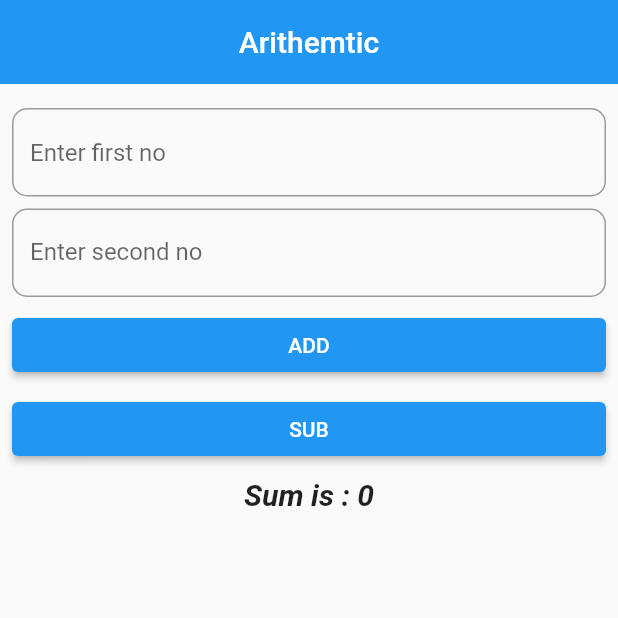
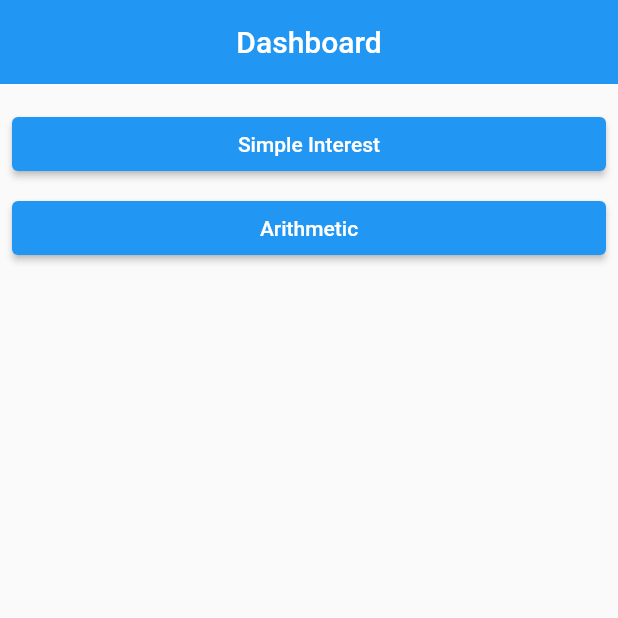
Before and after one commit to kiranrana8973/batch_30a, a Flutter app: the screen it shows after launch, on a phone screen of 412 x 824 dp, the top half of it. Run offline on Flutter 3.47's test engine with Material 2 defaults, Android fonts, the phone set to English and light mode, and no system bars.

Commit message:
Added dashboard

```diff
--- a/lib/app.dart
+++ b/lib/app.dart
@@ -1,4 +1,4 @@
-import 'package:batch_30a/view/arithemtic_view.dart';
+import 'package:batch_30a/view/dashboard.dart';
 import 'package:flutter/material.dart';
 
 class App extends StatelessWidget {
@@ -8,7 +8,7 @@ class App extends StatelessWidget {
   Widget build(BuildContext context) {
     return const MaterialApp(
       debugShowCheckedModeBanner: false,
-      home: ArithmeticView(),
+      home: DashboardView(),
     );
   }
 }
--- /dev/null
+++ b/lib/model/arithmetic.dart
@@ -0,0 +1,9 @@
+class Arithmetic {
+  int add(int first, int second) {
+    return first + second;
+  }
+
+  int sub(int first, int second) {
+    return first - second;
+  }
+}
--- a/lib/view/arithemtic_view.dart
+++ b/lib/view/arithemtic_view.dart
@@ -1,4 +1,6 @@
 import 'package:flutter/material.dart';
+
+import '../model/arithmetic.dart';
 
 // final -> run time
 // const - > compile
@@ -14,11 +16,27 @@ class _ArithmeticViewState extends State<ArithmeticView> {
   int second = 0;
   int result = 0;
 
+  late Arithmetic arithmetic;
+
+  void add() {
+    arithmetic = Arithmetic();
+    setState(() {
+      result = arithmetic.add(first, second);
+    });
+  }
+
+  void sub() {
+    arithmetic = Arithmetic();
+    setState(() {
+      result = arithmetic.sub(first, second);
+    });
+  }
+
   @override
   Widget build(BuildContext context) {
     return Scaffold(
       appBar: AppBar(
-        title: const Text('Arithemtic'),
+        title: const Text('Arithmetic'),
         centerTitle: true,
         elevation: 0,
       ),
@@ -56,9 +74,7 @@ class _ArithmeticViewState extends State<ArithmeticView> {
                 width: double.infinity,
                 child: ElevatedButton(
                   onPressed: () {
-                    setState(() {
-                      result = first + second;
-                    });
+                    add();
                   },
                   child: const Text('ADD'),
                 ),
@@ -68,9 +84,7 @@ class _ArithmeticViewState extends State<ArithmeticView> {
                 width: double.infinity,
                 child: ElevatedButton(
                   onPressed: () {
-                    setState(() {
-                      result = first - second;
-                    });
+                    sub();
                   },
                   child: const Text('SUB'),
                 ),
--- /dev/null
+++ b/lib/view/dashboard.dart
@@ -0,0 +1,34 @@
+import 'package:flutter/material.dart';
+
+class DashboardView extends StatelessWidget {
+  const DashboardView({super.key});
+
+  @override
+  Widget build(BuildContext context) {
+    return Scaffold(
+      appBar: AppBar(
+        title: const Text('Dashboard'),
+        centerTitle: true,
+        elevation: 0,
+      ),
+      body: Padding(
+        padding: const EdgeInsets.all(8.0),
+        child: Column(
+          crossAxisAlignment: CrossAxisAlignment.stretch,
+          children: [
+            const SizedBox(height: 8),
+            ElevatedButton(
+              onPressed: () {},
+              child: const Text('Simple Interest'),
+            ),
+            const SizedBox(height: 8),
+            ElevatedButton(
+              onPressed: () {},
+              child: const Text('Arithmetic'),
+            ),
+          ],
+        ),
+      ),
+    );
+  }
+}
```
